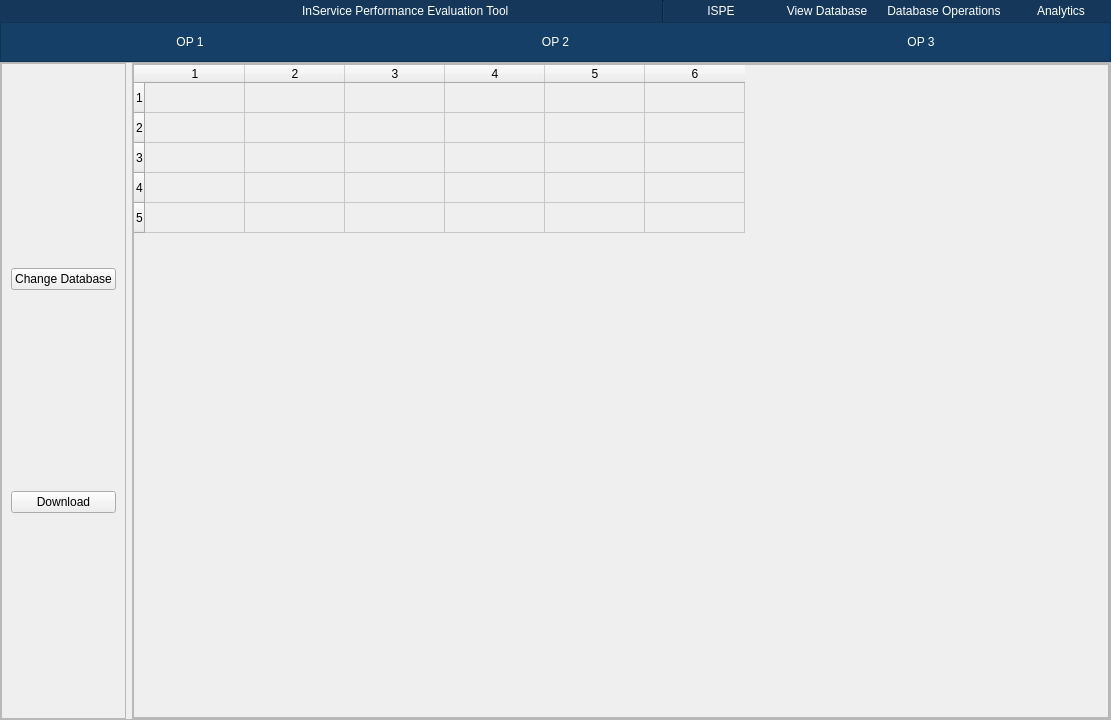
Above: UI/designer_files/mainWindow.ui from nirupam52/TxDOT-Project before the change. Below: the same form after it.
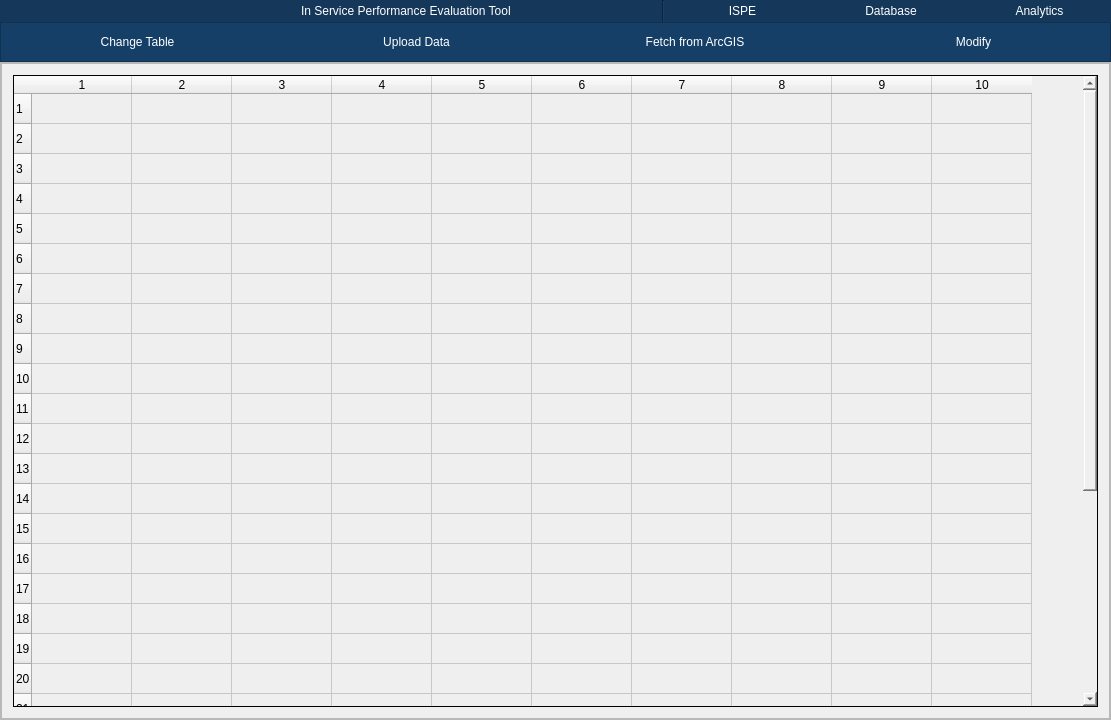
That is the form after the change. The open tabs and pages were chosen to show the change. Icons and pictures are not drawn.

Commit message: table creation, file upload;UI changes- db sec

The edit to the form file:
```diff
--- a/UI/designer_files/mainWindow.ui
+++ b/UI/designer_files/mainWindow.ui
@@ -154,7 +154,7 @@
 font: 16pt &quot;Arial&quot;;</string>
             </property>
             <property name="text">
-             <string>InService Performance Evaluation Tool</string>
+             <string>In Service Performance Evaluation Tool</string>
             </property>
            </widget>
           </item>
@@ -206,17 +206,7 @@
           <item>
            <widget class="QPushButton" name="OP2">
             <property name="text">
-             <string>View Database</string>
-            </property>
-            <property name="flat">
-             <bool>true</bool>
-            </property>
-           </widget>
-          </item>
-          <item>
-           <widget class="QPushButton" name="OP3">
-            <property name="text">
-             <string>Database Operations</string>
+             <string>Database</string>
             </property>
             <property name="flat">
              <bool>true</bool>
@@ -394,10 +384,22 @@
            <enum>QFrame::Raised</enum>
           </property>
           <layout class="QHBoxLayout" name="horizontalLayout_8">
+           <property name="leftMargin">
+            <number>0</number>
+           </property>
+           <property name="topMargin">
+            <number>0</number>
+           </property>
+           <property name="rightMargin">
+            <number>0</number>
+           </property>
+           <property name="bottomMargin">
+            <number>0</number>
+           </property>
            <item>
             <widget class="QPushButton" name="pushButton_5">
              <property name="text">
-              <string>OP 1</string>
+              <string>Change Table</string>
              </property>
              <property name="flat">
               <bool>true</bool>
@@ -407,7 +409,7 @@
            <item>
             <widget class="QPushButton" name="pushButton_6">
              <property name="text">
-              <string>OP 2</string>
+              <string>Upload Data</string>
              </property>
              <property name="flat">
               <bool>true</bool>
@@ -417,7 +419,17 @@
            <item>
             <widget class="QPushButton" name="pushButton_7">
              <property name="text">
-              <string>OP 3</string>
+              <string>Fetch from ArcGIS</string>
+             </property>
+             <property name="flat">
+              <bool>true</bool>
+             </property>
+            </widget>
+           </item>
+           <item>
+            <widget class="QPushButton" name="pushButton_3">
+             <property name="text">
+              <string>Modify</string>
              </property>
              <property name="flat">
               <bool>true</bool>
@@ -448,44 +460,6 @@
            <property name="bottomMargin">
             <number>0</number>
            </property>
-           <item>
-            <widget class="QFrame" name="btn_frame">
-             <property name="minimumSize">
-              <size>
-               <width>100</width>
-               <height>0</height>
-              </size>
-             </property>
-             <property name="maximumSize">
-              <size>
-               <width>150</width>
-               <height>16777215</height>
-              </size>
-             </property>
-             <property name="frameShape">
-              <enum>QFrame::StyledPanel</enum>
-             </property>
-             <property name="frameShadow">
-              <enum>QFrame::Raised</enum>
-             </property>
-             <layout class="QVBoxLayout" name="verticalLayout_5">
-              <item>
-               <widget class="QPushButton" name="changeDb_btn">
-                <property name="text">
-                 <string>Change Database</string>
-                </property>
-               </widget>
-              </item>
-              <item>
-               <widget class="QPushButton" name="download_btn">
-                <property name="text">
-                 <string>Download</string>
-                </property>
-               </widget>
-              </item>
-             </layout>
-            </widget>
-           </item>
            <item>
             <widget class="QFrame" name="table_frame">
              <property name="frameShape">
@@ -496,30 +470,71 @@
              </property>
              <layout class="QVBoxLayout" name="verticalLayout_4">
               <property name="leftMargin">
-               <number>0</number>
+               <number>11</number>
               </property>
               <property name="topMargin">
-               <number>0</number>
+               <number>11</number>
               </property>
               <property name="rightMargin">
-               <number>0</number>
+               <number>11</number>
               </property>
               <property name="bottomMargin">
-               <number>0</number>
+               <number>11</number>
               </property>
               <item>
                <widget class="QTableWidget" name="tableWidget">
+                <property name="frameShape">
+                 <enum>QFrame::Box</enum>
+                </property>
+                <property name="frameShadow">
+                 <enum>QFrame::Plain</enum>
+                </property>
+                <property name="verticalScrollBarPolicy">
+                 <enum>Qt::ScrollBarAsNeeded</enum>
+                </property>
+                <property name="autoScroll">
+                 <bool>true</bool>
+                </property>
                 <property name="rowCount">
-                 <number>5</number>
+                 <number>30</number>
                 </property>
                 <property name="columnCount">
-                 <number>6</number>
+                 <number>10</number>
                 </property>
                 <row/>
                 <row/>
                 <row/>
                 <row/>
                 <row/>
+                <row/>
+                <row/>
+                <row/>
+                <row/>
+                <row/>
+                <row/>
+                <row/>
+                <row/>
+                <row/>
+                <row/>
+                <row/>
+                <row/>
+                <row/>
+                <row/>
+                <row/>
+                <row/>
+                <row/>
+                <row/>
+                <row/>
+                <row/>
+                <row/>
+                <row/>
+                <row/>
+                <row/>
+                <row/>
+                <column/>
+                <column/>
+                <column/>
+                <column/>
                 <column/>
                 <column/>
                 <column/>
```
Left out of the diff: 112 changed lines with no effect on the pictures. The commit also changes 3 other files.
